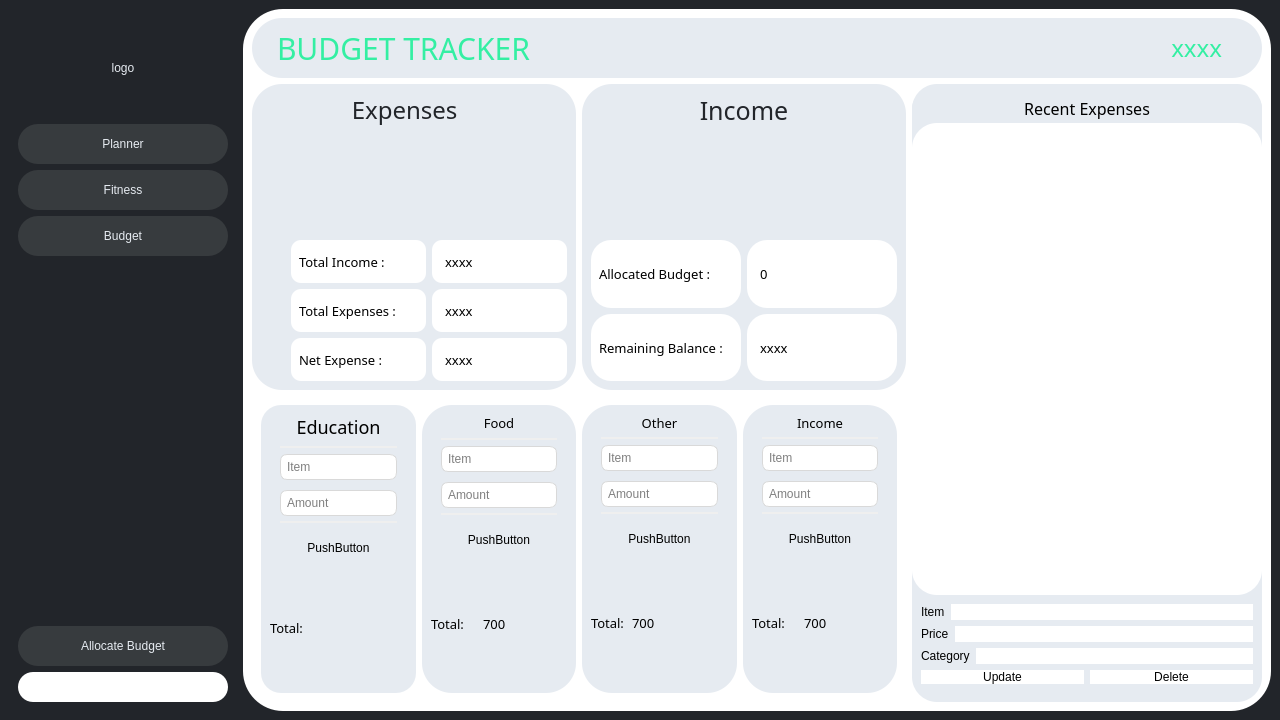
burr1to/kaizen, file K/budget.ui: the form before one commit.
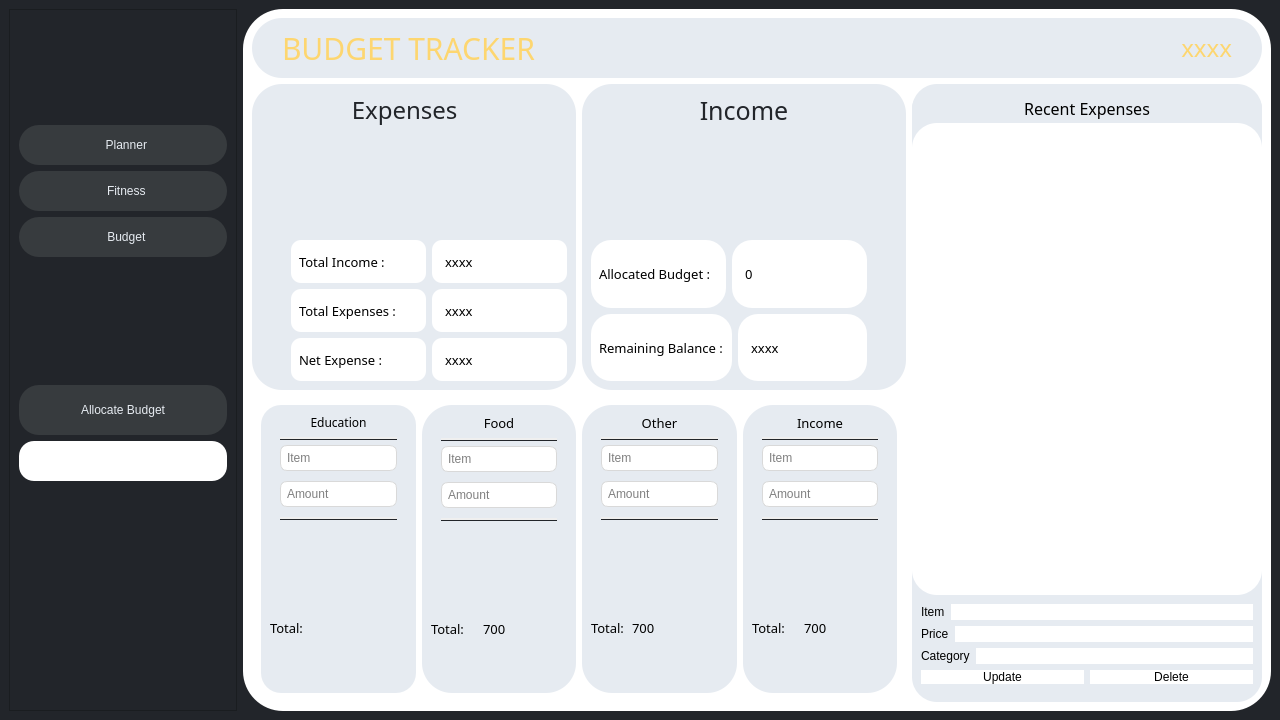
The form after the commit. Icons and pictures are not drawn.

Commit message: UI complete/ few image changes need to be done

Diff of the .ui file:
```diff
--- a/K/budget.ui
+++ b/K/budget.ui
@@ -13,6 +13,10 @@
   <property name="windowTitle">
    <string>MainWindow</string>
   </property>
+  <property name="windowIcon">
+   <iconset resource="img.qrc">
+    <normaloff>:/img sr/logo.png</normaloff>:/img sr/logo.png</iconset>
+  </property>
   <property name="styleSheet">
    <string notr="true">font: 10pt &quot;Foco&quot;;</string>
   </property>
@@ -30,8 +34,7 @@
        </size>
       </property>
       <property name="styleSheet">
-       <string notr="true">border:0px;
-color:#e6ebf1;</string>
+       <string notr="true">#frame{border-image:url(:/img sr/budget_side.png);}</string>
       </property>
       <property name="frameShape">
        <enum>QFrame::StyledPanel</enum>
@@ -48,8 +51,22 @@
            <height>100</height>
           </size>
          </property>
+         <property name="styleSheet">
+          <string notr="true">background-color:#22252a;
+border:0px;</string>
+         </property>
          <property name="text">
-          <string>logo</string>
+          <string/>
+         </property>
+         <property name="icon">
+          <iconset resource="img.qrc">
+           <normaloff>:/img sr/kaizen.png</normaloff>:/img sr/kaizen.png</iconset>
+         </property>
+         <property name="iconSize">
+          <size>
+           <width>200</width>
+           <height>100</height>
+          </size>
          </property>
         </widget>
        </item>
@@ -65,6 +82,7 @@
           <string notr="true">#planner{
 background-color: rgb(55, 59, 62);
 border-radius:20px;
+color:#e6ebf1;
 }
 #planner:hover{
 font: 16px;
@@ -73,7 +91,17 @@
 }</string>
          </property>
          <property name="text">
-          <string>Planner</string>
+          <string>  Planner</string>
+         </property>
+         <property name="icon">
+          <iconset resource="img.qrc">
+           <normaloff>:/img sr/Planner.png</normaloff>:/img sr/Planner.png</iconset>
+         </property>
+         <property name="iconSize">
+          <size>
+           <width>30</width>
+           <height>30</height>
+          </size>
          </property>
         </widget>
        </item>
@@ -89,6 +117,7 @@
           <string notr="true">#fit_butt{
 background-color: rgb(55, 59, 62);
 border-radius:20px;
+color:#e6ebf1;
 }
 #fit_butt:hover{
 font: 16px;
@@ -97,7 +126,17 @@
 }</string>
          </property>
          <property name="text">
-          <string>Fitness</string>
+          <string>  Fitness</string>
+         </property>
+         <property name="icon">
+          <iconset resource="img.qrc">
+           <normaloff>:/img sr/fitness.png</normaloff>:/img sr/fitness.png</iconset>
+         </property>
+         <property name="iconSize">
+          <size>
+           <width>30</width>
+           <height>30</height>
+          </size>
          </property>
         </widget>
        </item>
@@ -113,6 +152,7 @@
           <string notr="true">#bud_butt{
 background-color: rgb(55, 59, 62);
 border-radius:20px;
+color:#e6ebf1;
 }
 #bud_butt:hover{
 font: 16px;
@@ -121,7 +161,17 @@
 }</string>
          </property>
          <property name="text">
-          <string>Budget</string>
+          <string>  Budget</string>
+         </property>
+         <property name="icon">
+          <iconset resource="img.qrc">
+           <normaloff>:/img sr/budget.png</normaloff>:/img sr/budget.png</iconset>
+         </property>
+         <property name="iconSize">
+          <size>
+           <width>30</width>
+           <height>30</height>
+          </size>
          </property>
         </widget>
        </item>
@@ -132,8 +182,8 @@
          </property>
          <property name="sizeHint" stdset="0">
           <size>
-           <width>20</width>
-           <height>361</height>
+           <width>0</width>
+           <height>20</height>
           </size>
          </property>
         </spacer>
@@ -143,13 +193,13 @@
          <property name="minimumSize">
           <size>
            <width>0</width>
-           <height>40</height>
+           <height>50</height>
           </size>
          </property>
          <property name="styleSheet">
           <string notr="true">background-color: rgb(55, 59, 62);
 border-radius:20px;
-</string>
+color:#e6ebf1;</string>
          </property>
          <property name="text">
           <string>Allocate Budget</string>
@@ -164,7 +214,7 @@
          <property name="minimumSize">
           <size>
            <width>0</width>
-           <height>30</height>
+           <height>40</height>
           </size>
          </property>
          <property name="styleSheet">
@@ -174,13 +224,25 @@
 color:#22252a;
 }
 #allocating:hover{
-font: 18px;
 background-color:#e6ebf1;
 color: #22252a;
 }</string>
          </property>
         </widget>
        </item>
+       <item>
+        <spacer name="verticalSpacer_2">
+         <property name="orientation">
+          <enum>Qt::Vertical</enum>
+         </property>
+         <property name="sizeHint" stdset="0">
+          <size>
+           <width>20</width>
+           <height>220</height>
+          </size>
+         </property>
+        </spacer>
+       </item>
       </layout>
      </widget>
     </item>
@@ -213,7 +275,7 @@
           <string notr="true">background-color:#e6ebf1;
 font: 700 25pt &quot;FONTSPRING DEMO - Pontiac Black&quot;;
 border-radius:30px;
-color: #34efa3;</string>
+color: #fdd670;</string>
          </property>
          <property name="frameShape">
           <enum>QFrame::StyledPanel</enum>
@@ -223,10 +285,16 @@
          </property>
          <layout class="QHBoxLayout" name="horizontalLayout_7">
           <property name="leftMargin">
-           <number>25</number>
+           <number>30</number>
+          </property>
+          <property name="topMargin">
+           <number>0</number>
           </property>
           <property name="rightMargin">
-           <number>40</number>
+           <number>30</number>
+          </property>
+          <property name="bottomMargin">
+           <number>0</number>
           </property>
           <item>
            <widget class="QLabel" name="label">
@@ -239,7 +307,7 @@
              </font>
             </property>
             <property name="styleSheet">
-             <string notr="true">color: #34efa3;
+             <string notr="true">color: #fdd670;
 border: none;
 font:30px;
 </string>
@@ -260,7 +328,7 @@
              </font>
             </property>
             <property name="styleSheet">
-             <string notr="true">color: #34efa3;
+             <string notr="true">color: #fdd670;
 border: none;
 font:24px;</string>
             </property>
@@ -541,8 +609,14 @@
                   </item>
                   <item>
                    <layout class="QVBoxLayout" name="verticalLayout_17">
+                    <property name="leftMargin">
+                     <number>0</number>
+                    </property>
+                    <property name="rightMargin">
+                     <number>30</number>
+                    </property>
                     <item>
-                     <layout class="QHBoxLayout" name="horizontalLayout_15">
+                     <layout class="QHBoxLayout" name="horizontalLayout_15" stretch="1,1">
                       <item>
                        <widget class="QLabel" name="label_22">
                         <property name="font">
@@ -596,7 +670,7 @@
                      </layout>
                     </item>
                     <item>
-                     <layout class="QHBoxLayout" name="horizontalLayout_16">
+                     <layout class="QHBoxLayout" name="horizontalLayout_16" stretch="1,1">
                       <item>
                        <widget class="QLabel" name="label_23">
                         <property name="font">
@@ -711,7 +785,7 @@
                          </property>
                          <property name="styleSheet">
                           <string notr="true">color: black;
-font:18px;
+font:12px;
 </string>
                          </property>
                          <property name="text">
@@ -737,7 +811,8 @@
                          <property name="styleSheet">
                           <string notr="true">border-top: 2px solid rgb(239, 239, 239);
 margin-left: 10px;
-margin-right:10px;</string>
+margin-right:10px;
+background-color:#22252a;</string>
                          </property>
                          <property name="orientation">
                           <enum>Qt::Horizontal</enum>
@@ -796,16 +871,13 @@
                          </property>
                         </widget>
                        </item>
-                      </layout>
-                     </item>
-                    </layout>
-                   </item>
                    <item>
                     <widget class="Line" name="line_4">
                      <property name="styleSheet">
                       <string notr="true">border-top: 2px solid rgb(239, 239, 239);
 margin-left: 10px;
-margin-right:10px;</string>
+margin-right:10px;
+background-color:#22252a;</string>
                      </property>
                      <property name="orientation">
                       <enum>Qt::Horizontal</enum>
@@ -813,19 +885,70 @@
                     </widget>
                    </item>
                   </layout>
+                     </item>
+                    </layout>
+                   </item>
+                  </layout>
+                 </item>
+                 <item>
+                  <layout class="QHBoxLayout" name="horizontalLayout_10">
+                   <item>
+                    <spacer name="horizontalSpacer">
+                     <property name="orientation">
+                      <enum>Qt::Horizontal</enum>
+                     </property>
+                     <property name="sizeHint" stdset="0">
+                      <size>
+                       <width>40</width>
+                       <height>20</height>
+                      </size>
+                     </property>
+                    </spacer>
                  </item>
                  <item>
                   <widget class="QPushButton" name="pushButton_3">
                    <property name="minimumSize">
                     <size>
-                     <width>0</width>
-                     <height>35</height>
-                    </size>
-                   </property>
+                       <width>40</width>
+                       <height>40</height>
+                      </size>
+                     </property>
+                     <property name="styleSheet">
+                      <string notr="true">#pushButton_3{
+border:0 px;
+border-radius:20px;}
+#pushButton_3:hover{
+background-color:#ffffff;}</string>
+                     </property>
                    <property name="text">
-                    <string>PushButton</string>
-                   </property>
-                  </widget>
+                      <string/>
+                     </property>
+                     <property name="icon">
+                      <iconset resource="img.qrc">
+                       <normaloff>:/img sr/plus.png</normaloff>:/img sr/plus.png</iconset>
+                     </property>
+                     <property name="iconSize">
+                      <size>
+                       <width>30</width>
+                       <height>30</height>
+                      </size>
+                     </property>
+                    </widget>
+                   </item>
+                   <item>
+                    <spacer name="horizontalSpacer_2">
+                     <property name="orientation">
+                      <enum>Qt::Horizontal</enum>
+                     </property>
+                     <property name="sizeHint" stdset="0">
+                      <size>
+                       <width>40</width>
+                       <height>20</height>
+                      </size>
+                     </property>
+                    </spacer>
+                   </item>
+                  </layout>
                  </item>
                  <item>
                   <layout class="QHBoxLayout" name="horizontalLayout_5" stretch="1,2">
@@ -930,7 +1053,8 @@
                        <property name="styleSheet">
                         <string notr="true">border-top: 2px solid rgb(239, 239, 239);
 margin-left: 10px;
-margin-right:10px;</string>
+margin-right:10px;
+background-color:#22252a;</string>
                        </property>
                        <property name="orientation">
                         <enum>Qt::Horizontal</enum>
@@ -989,19 +1113,13 @@
                        </property>
                       </widget>
                      </item>
-                    </layout>
-                   </item>
-                   <item>
-                    <layout class="QVBoxLayout" name="verticalLayout_8">
-                     <property name="spacing">
-                      <number>20</number>
-                     </property>
                      <item>
                       <widget class="Line" name="line_9">
                        <property name="styleSheet">
                         <string notr="true">border-top: 2px solid rgb(239, 239, 239);
 margin-left: 10px;
-margin-right:10px;</string>
+margin-right:10px;
+background-color:#22252a;</string>
                        </property>
                        <property name="orientation">
                         <enum>Qt::Horizontal</enum>
@@ -1011,19 +1129,66 @@
                     </layout>
                    </item>
                   </layout>
+                 </item>
+                 <item>
+                  <layout class="QHBoxLayout" name="horizontalLayout_11">
+                   <item>
+                    <spacer name="horizontalSpacer_3">
+                     <property name="orientation">
+                      <enum>Qt::Horizontal</enum>
+                     </property>
+                     <property name="sizeHint" stdset="0">
+                      <size>
+                       <width>40</width>
+                       <height>20</height>
+                      </size>
+                     </property>
+                    </spacer>
                  </item>
                  <item>
                   <widget class="QPushButton" name="pushButton_4">
                    <property name="minimumSize">
                     <size>
-                     <width>0</width>
-                     <height>35</height>
-                    </size>
-                   </property>
+                       <width>40</width>
+                       <height>40</height>
+                      </size>
+                     </property>
+                     <property name="styleSheet">
+                      <string notr="true">#pushButton_4{
+border:0 px;
+border-radius:20px;}
+#pushButton_4:hover{
+background-color:#ffffff;}</string>
+                     </property>
                    <property name="text">
-                    <string>PushButton</string>
-                   </property>
-                  </widget>
+                      <string/>
+                     </property>
+                     <property name="icon">
+                      <iconset resource="img.qrc">
+                       <normaloff>:/img sr/plus.png</normaloff>:/img sr/plus.png</iconset>
+                     </property>
+                     <property name="iconSize">
+                      <size>
+                       <width>30</width>
+                       <height>30</height>
+                      </size>
+                     </property>
+                    </widget>
+                   </item>
+                   <item>
+                    <spacer name="horizontalSpacer_4">
+                     <property name="orientation">
+                      <enum>Qt::Horizontal</enum>
+                     </property>
+                     <property name="sizeHint" stdset="0">
+                      <size>
+                       <width>40</width>
+                       <height>20</height>
+                      </size>
+                     </property>
+                    </spacer>
+                   </item>
+                  </layout>
                  </item>
                  <item>
                   <layout class="QHBoxLayout" name="horizontalLayout_18" stretch="1,2">
@@ -1133,7 +1298,8 @@
                          <property name="styleSheet">
                           <string notr="true">border-top: 2px solid rgb(239, 239, 239);
 margin-left: 10px;
-margin-right:10px;</string>
+margin-right:10px;
+background-color:#22252a;</string>
                          </property>
                          <property name="orientation">
                           <enum>Qt::Horizontal</enum>
@@ -1192,16 +1358,13 @@
                          </property>
                         </widget>
                        </item>
-                      </layout>
-                     </item>
-                    </layout>
-                   </item>
                    <item>
                     <widget class="Line" name="line_12">
                      <property name="styleSheet">
                       <string notr="true">border-top: 2px solid rgb(239, 239, 239);
 margin-left: 10px;
-margin-right:10px;</string>
+margin-right:10px;
+background-color:#22252a;</string>
                      </property>
                      <property name="orientation">
                       <enum>Qt::Horizontal</enum>
@@ -1209,19 +1372,70 @@
                     </widget>
                    </item>
                   </layout>
+                     </item>
+                    </layout>
+                   </item>
+                  </layout>
+                 </item>
+                 <item>
+                  <layout class="QHBoxLayout" name="horizontalLayout_19">
+                   <item>
+                    <spacer name="horizontalSpacer_5">
+                     <property name="orientation">
+                      <enum>Qt::Horizontal</enum>
+                     </property>
+                     <property name="sizeHint" stdset="0">
+                      <size>
+                       <width>40</width>
+                       <height>20</height>
+                      </size>
+                     </property>
+                    </spacer>
                  </item>
                  <item>
                   <widget class="QPushButton" name="pushButton_9">
                    <property name="minimumSize">
                     <size>
-                     <width>0</width>
-                     <height>35</height>
-                    </size>
-                   </property>
+                       <width>40</width>
+                       <height>40</height>
+                      </size>
+                     </property>
+                     <property name="styleSheet">
+                      <string notr="true">#pushButton_9{
+border:0 px;
+border-radius:20px;}
+#pushButton_9:hover{
+background-color:#ffffff;}</string>
+                     </property>
                    <property name="text">
-                    <string>PushButton</string>
-                   </property>
-                  </widget>
+                      <string/>
+                     </property>
+                     <property name="icon">
+                      <iconset resource="img.qrc">
+                       <normaloff>:/img sr/plus.png</normaloff>:/img sr/plus.png</iconset>
+                     </property>
+                     <property name="iconSize">
+                      <size>
+                       <width>30</width>
+                       <height>30</height>
+                      </size>
+                     </property>
+                    </widget>
+                   </item>
+                   <item>
+                    <spacer name="horizontalSpacer_6">
+                     <property name="orientation">
+                      <enum>Qt::Horizontal</enum>
+                     </property>
+                     <property name="sizeHint" stdset="0">
+                      <size>
+                       <width>40</width>
+                       <height>20</height>
+                      </size>
+                     </property>
+                    </spacer>
+                   </item>
+                  </layout>
                  </item>
                  <item>
                   <layout class="QHBoxLayout" name="horizontalLayout_21" stretch="1,3">
@@ -1331,7 +1545,8 @@
                          <property name="styleSheet">
                           <string notr="true">border-top: 2px solid rgb(239, 239, 239);
 margin-left: 10px;
-margin-right:10px;</string>
+margin-right:10px;
+background-color:#22252a;</string>
                          </property>
                          <property name="orientation">
                           <enum>Qt::Horizontal</enum>
@@ -1390,16 +1605,13 @@
                          </property>
                         </widget>
                        </item>
-                      </layout>
-                     </item>
-                    </layout>
-                   </item>
                    <item>
                     <widget class="Line" name="line_8">
                      <property name="styleSheet">
                       <string notr="true">border-top: 2px solid rgb(239, 239, 239);
 margin-left: 10px;
-margin-right:10px;</string>
+margin-right:10px;
+background-color:#22252a;</string>
                      </property>
                      <property name="orientation">
                       <enum>Qt::Horizontal</enum>
@@ -1407,19 +1619,71 @@
                     </widget>
                    </item>
                   </layout>
+                     </item>
+                    </layout>
+                   </item>
+                  </layout>
+                 </item>
+                 <item>
+                  <layout class="QHBoxLayout" name="horizontalLayout_20">
+                   <item>
+                    <spacer name="horizontalSpacer_7">
+                     <property name="orientation">
+                      <enum>Qt::Horizontal</enum>
+                     </property>
+                     <property name="sizeHint" stdset="0">
+                      <size>
+                       <width>40</width>
+                       <height>20</height>
+                      </size>
+                     </property>
+                    </spacer>
                  </item>
                  <item>
                   <widget class="QPushButton" name="pushButton_13">
                    <property name="minimumSize">
                     <size>
-                     <width>0</width>
-                     <height>35</height>
-                    </size>
-                   </property>
+                       <width>40</width>
+                       <height>40</height>
+                      </size>
+                     </property>
+                     <property name="styleSheet">
+                      <string notr="true">#pushButton_13{
+border:0 px;
+border-radius:20px;
+}
+#pushButton_13:hover{
+background-color:#ffffff;}</string>
+                     </property>
                    <property name="text">
-                    <string>PushButton</string>
-                   </property>
-                  </widget>
+                      <string/>
+                     </property>
+                     <property name="icon">
+                      <iconset resource="img.qrc">
+                       <normaloff>:/img sr/plus.png</normaloff>:/img sr/plus.png</iconset>
+                     </property>
+                     <property name="iconSize">
+                      <size>
+                       <width>30</width>
+                       <height>30</height>
+                      </size>
+                     </property>
+                    </widget>
+                   </item>
+                   <item>
+                    <spacer name="horizontalSpacer_8">
+                     <property name="orientation">
+                      <enum>Qt::Horizontal</enum>
+                     </property>
+                     <property name="sizeHint" stdset="0">
+                      <size>
+                       <width>40</width>
+                       <height>20</height>
+                      </size>
+                     </property>
+                    </spacer>
+                   </item>
+                  </layout>
                  </item>
                  <item>
                   <layout class="QHBoxLayout" name="horizontalLayout_22" stretch="1,2">
@@ -1668,6 +1932,7 @@
 }
 #updatebutt:hover{
 background-color:#22252a;
+font:14px;
 color: #e6ebf1;
 }</string>
                      </property>
@@ -1686,6 +1951,7 @@
 #deletebutt:hover{
 background-color:#22252a;
 color: #e6ebf1;
+font:14px;
 }</string>
                      </property>
                      <property name="text">
```
Left out of the diff: 4 changed lines with no effect on the pictures. Lines whose indentation alone changed are shown as unchanged. The commit also changes 14 other files.
